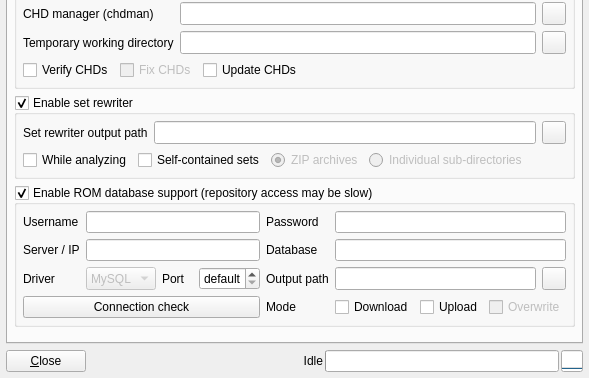
Qt form romalyzer.ui (qmc2/qmc2-mame-fe) before a commit; both pictures show x 0 to 589 and y 206 to 584 of the 589 by 584 pixel window.
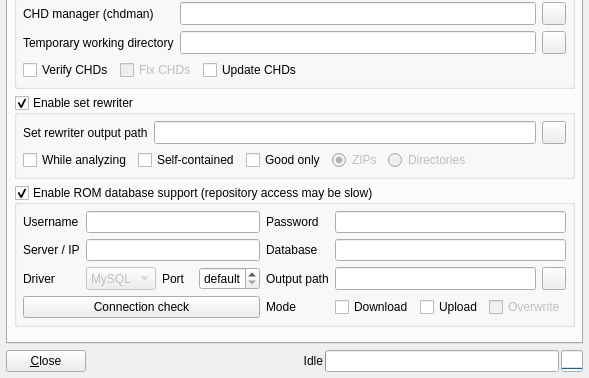
The same form after that commit. The open tabs and pages were chosen to show the change. Icons and pictures are not drawn.

Commit message: imp: set rewriter: let the user decide if bad sets should be written

The edit to the form file:
```diff
--- a/romalyzer.ui
+++ b/romalyzer.ui
@@ -867,7 +867,17 @@
                <string>Create sets that do not need parent sets (otherwise create merged sets, which is recommended)</string>
               </property>
               <property name="text">
-               <string>Self-contained sets</string>
+               <string>Self-contained</string>
+              </property>
+             </widget>
+            </item>
+            <item>
+             <widget class="QCheckBox" name="checkBoxSetRewriterGoodSetsOnly">
+              <property name="toolTip">
+               <string>Rewrite sets only when they are 'good' (otherwise, 'bad' sets will be included)</string>
+              </property>
+              <property name="text">
+               <string>Good only</string>
               </property>
              </widget>
             </item>
@@ -880,7 +890,7 @@
                <string>Produce ZIP archived sets (recommended)</string>
               </property>
               <property name="text">
-               <string>ZIP archives</string>
+               <string>ZIPs</string>
               </property>
               <property name="checked">
                <bool>true</bool>
@@ -896,7 +906,7 @@
                <string>Produce sets in individual sub-directories (not recommended -- and not supported yet!)</string>
               </property>
               <property name="text">
-               <string>Individual sub-directories</string>
+               <string>Directories</string>
               </property>
              </widget>
             </item>
```
Left out of the diff: 1 changed line with no effect on the pictures. The commit also changes 8 other files.
